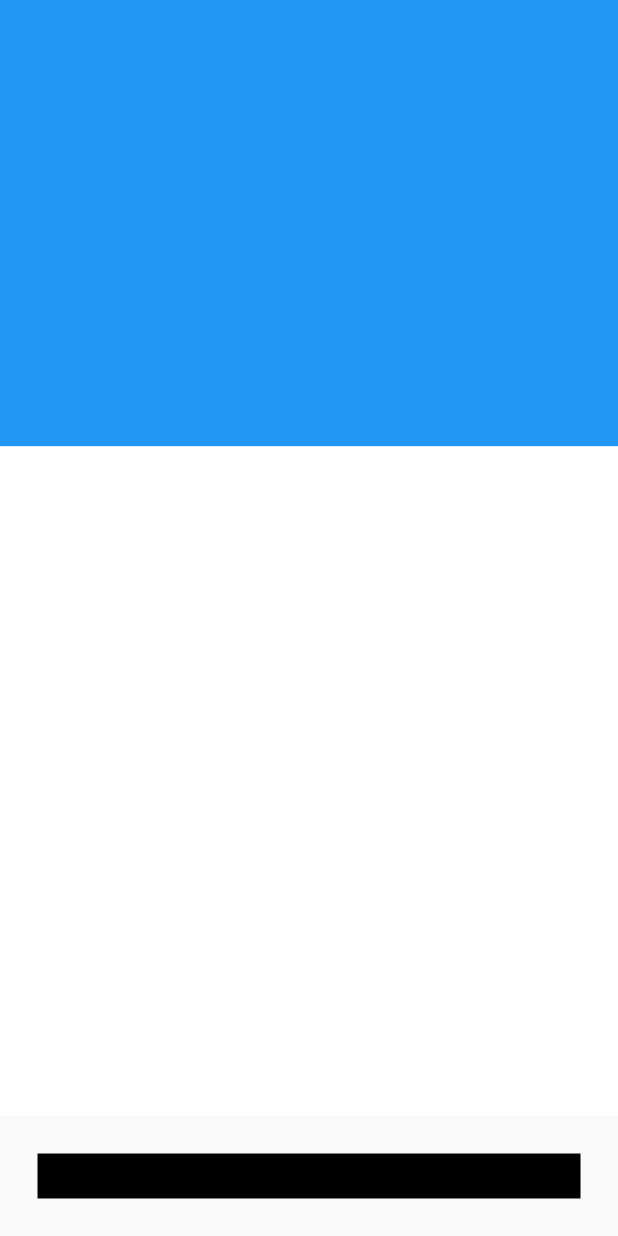
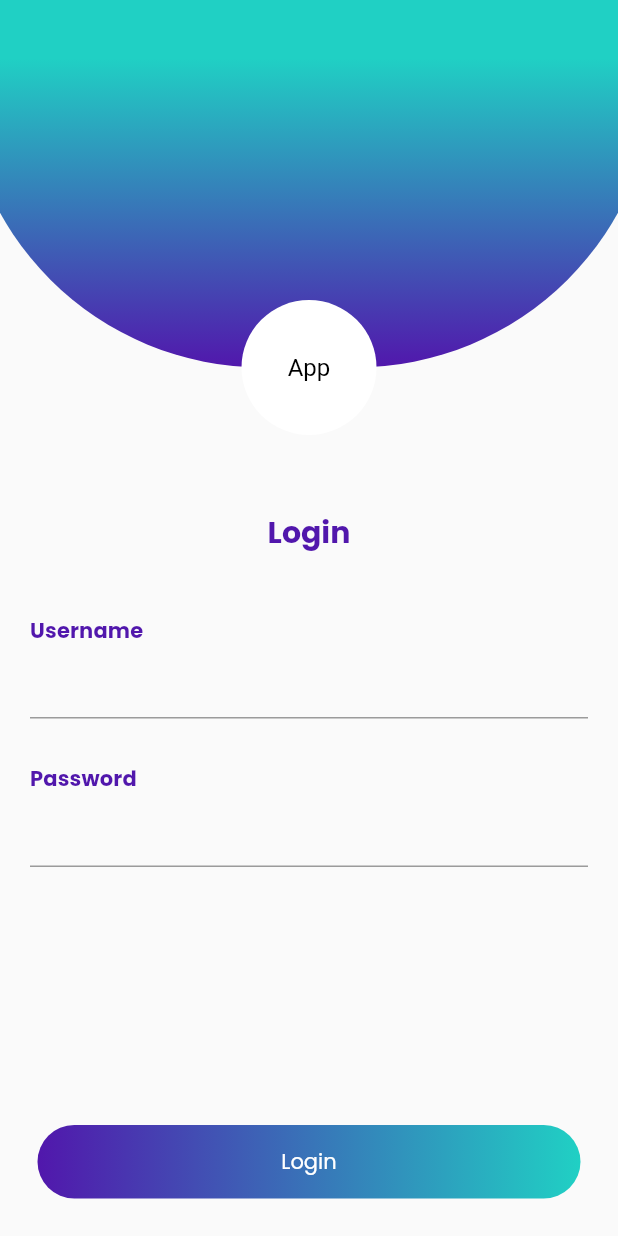
Before and after one commit to dvilcode/ThemeApp, a Flutter app: the screen it shows after launch, on a phone screen of 412 x 824 dp. Run offline on Flutter 3.47's test engine with Material 2 defaults, Android fonts, the phone set to English and light mode, and no system bars; our stand-ins replace google_fonts.

Commit message:
[Dv] - Ajuste de pantalla de login UI.

```diff
--- a/lib/theme_state/presentation/login/login_screen.dart
+++ b/lib/theme_state/presentation/login/login_screen.dart
@@ -1,28 +1,116 @@
 import 'package:flutter/material.dart';
+import 'package:theming_app/theme_state/presentation/theme.dart';
+
+const logoSize = 45.0;
 
 class LoginScreen extends StatelessWidget {
+
   @override
   Widget build(BuildContext context) {
+    final size = MediaQuery.of(context).size;
+    final width = size.width;
+    final moreSize = 50.0;
+
     return Scaffold(
       body: Column(
+        crossAxisAlignment: CrossAxisAlignment.stretch,
         children: [
           Expanded(
             flex: 2,
-            child: Container(
-              color: Colors.blue,
+            child: Stack(
+              children: [
+                Positioned(
+                  bottom: logoSize,
+                  left: -moreSize/2,
+                  right: -moreSize/2,
+                  height: width,
+                  child: Container(
+                    decoration: BoxDecoration(
+                      color: Colors.blueAccent,
+                      borderRadius: BorderRadius.vertical(
+                        bottom: Radius.circular( 200 ),
+                      ),
+                      gradient: LinearGradient(
+                        begin: Alignment.topCenter,
+                        end: Alignment.bottomCenter,
+                        colors: deliveryGradients,
+                        stops: [
+                          0.5,
+                          1.0
+                        ]
+                      ),
+                    ),
+                  ),
+                ),
+                Align(
+                  alignment: Alignment.bottomCenter,
+                  child: CircleAvatar(
+                    backgroundColor: Colors.white,
+                    radius: logoSize,
+                    child: Text(
+                      'App',
+                      style: TextStyle(
+                        color: Colors.black
+                      ),
+                    ),
+                  )
+                )
+              ],
             ),
           ),
           Expanded(
             flex: 3,
-            child: Container(
-              color: Colors.white,
+            child: SingleChildScrollView(
+              child: Padding(
+                padding: const EdgeInsets.all(20),
+                child: Column(
+                  crossAxisAlignment: CrossAxisAlignment.stretch,
+                  children: [
+                    const SizedBox( height: 30,),
+                    Text(
+                      'Login',
+                      style: Theme.of(context).textTheme.headline6.copyWith(fontWeight: FontWeight.bold ),
+                      textAlign: TextAlign.center,
+                    ),
+                    const SizedBox( height: 40,),
+                    Text(
+                      'Username',
+                      style: Theme.of(context).textTheme.subtitle2.copyWith(fontWeight:  FontWeight.bold),
+                      textAlign: TextAlign.start,
+                    ),
+                    TextField(),
+                    const SizedBox( height: 30,),
+                    Text(
+                      'Password',
+                      style: Theme.of(context).textTheme.subtitle2.copyWith(fontWeight:  FontWeight.bold),
+                    ),
+                    TextField(),
+                  ],
+                ),
+              ),
             ),
           ),
           Padding(
             padding: const EdgeInsets.all(25),
             child: Container(
-              height: 30,
-              color: Colors.black,
+              decoration: BoxDecoration(
+                borderRadius: BorderRadius.circular(25),
+                gradient: LinearGradient(
+                  begin: Alignment.centerRight,
+                  end: Alignment.centerLeft,
+                  colors: deliveryGradients
+                ),
+              ),
+              child: Padding(
+                padding: const EdgeInsets.all(14.0),
+                  child: Text(
+                  'Login',
+                  style: TextStyle(
+                    color: Colors.white,
+                  ),
+                  textAlign: TextAlign.center,
+                ),
+              ),
             ),
           ),
         ],
--- a/lib/theme_state/presentation/splash/splash_screen.dart
+++ b/lib/theme_state/presentation/splash/splash_screen.dart
@@ -49,7 +49,9 @@ class _SplashScreenState extends State<SplashScreen> {
                 style: Theme.of(context)
                     .textTheme
                     .headline5
-                    .copyWith(fontWeight: FontWeight.bold),
+                    .copyWith(fontWeight: FontWeight.bold,
+                     color: DeliveryColors.white
+                    ),
               )
             ]),
       ),
--- a/lib/theme_state/presentation/theme.dart
+++ b/lib/theme_state/presentation/theme.dart
@@ -20,7 +20,7 @@ final deliveryGradients = [
 
 final lightTheme = ThemeData(
   textTheme: GoogleFonts.poppinsTextTheme().apply(
-    bodyColor: DeliveryColors.white,
-    displayColor: DeliveryColors.white,
+    bodyColor: DeliveryColors.purple,
+    displayColor: DeliveryColors.purple,
   ),
 );
```
